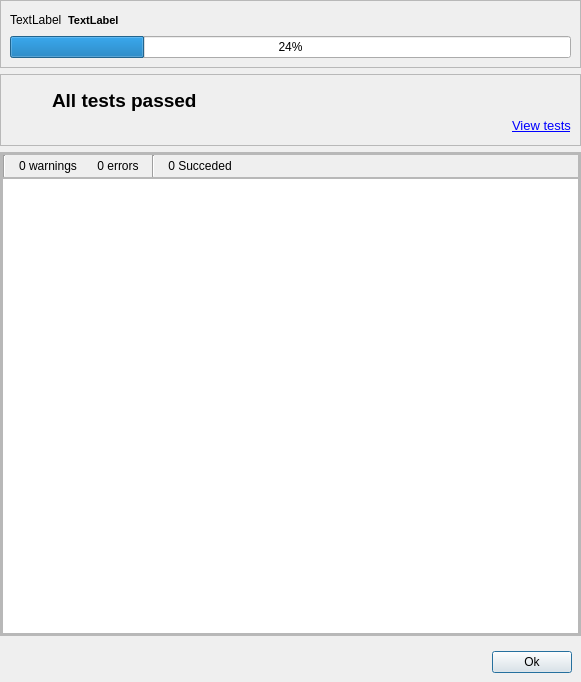
Old version of the form starviewer/src/core/qdiagnosistestbase.ui in the repository starviewer-medical/starviewer.
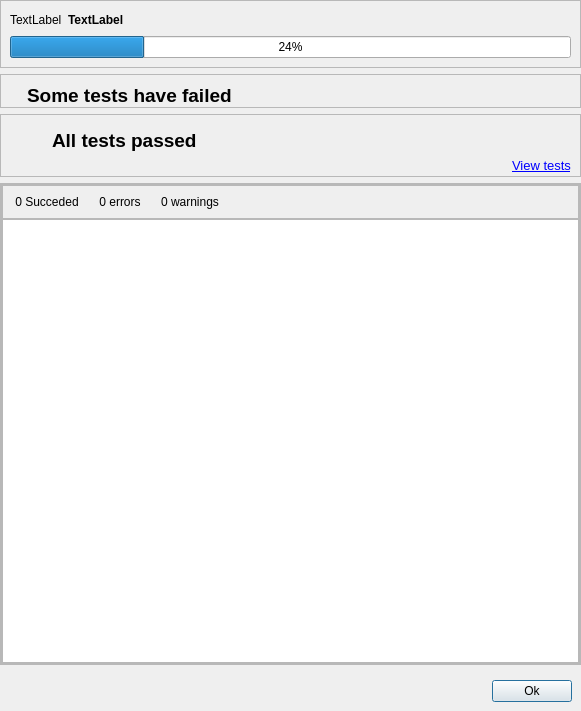
New version of the form. Icons and pictures are not drawn.

Diff of the .ui file:
```diff
--- a/starviewer/src/core/qdiagnosistestbase.ui
+++ b/starviewer/src/core/qdiagnosistestbase.ui
@@ -10,7 +10,7 @@
     <x>0</x>
     <y>0</y>
     <width>581</width>
-    <height>682</height>
+    <height>711</height>
    </rect>
   </property>
   <property name="minimumSize">
@@ -54,7 +54,6 @@
          <widget class="QLabel" name="m_executingTestLabel">
           <property name="font">
            <font>
-            <pointsize>8</pointsize>
             <weight>75</weight>
             <bold>true</bold>
            </font>
@@ -89,7 +88,7 @@
      </layout>
     </widget>
    </item>
-   <item row="1" column="0">
+   <item row="2" column="0">
     <widget class="QFrame" name="m_allTestSuccededFrame">
      <property name="frameShape">
       <enum>QFrame::StyledPanel</enum>
@@ -98,9 +97,18 @@
       <enum>QFrame::Raised</enum>
      </property>
      <layout class="QGridLayout" name="gridLayout_3">
-      <property name="margin">
+      <property name="leftMargin">
        <number>9</number>
       </property>
+      <property name="topMargin">
+       <number>9</number>
+      </property>
+      <property name="rightMargin">
+       <number>9</number>
+      </property>
+      <property name="bottomMargin">
+       <number>0</number>
+      </property>
       <property name="spacing">
        <number>0</number>
       </property>
@@ -198,7 +206,7 @@
      </layout>
     </widget>
    </item>
-   <item row="2" column="0">
+   <item row="3" column="0">
     <widget class="QFrame" name="m_diagnosisTestsResultsFrame">
      <property name="frameShape">
       <enum>QFrame::StyledPanel</enum>
@@ -225,132 +233,11 @@
          <property name="spacing">
           <number>0</number>
          </property>
-         <item row="0" column="0">
-          <widget class="QFrame" name="frame">
-           <property name="styleSheet">
-            <string notr="true">    background-color: qlineargradient(x1: 0, y1: 0, x2: 0, y2: 1,
-                                      stop: 0 rgb(236,233,216), stop: 1 rgb(168, 157, 148));</string>
-           </property>
-           <property name="frameShape">
-            <enum>QFrame::StyledPanel</enum>
-           </property>
-           <property name="frameShadow">
-            <enum>QFrame::Raised</enum>
-           </property>
-           <layout class="QGridLayout" name="gridLayout">
-            <property name="margin">
-             <number>0</number>
-            </property>
-            <item row="0" column="1">
-             <widget class="Line" name="line">
-              <property name="orientation">
-               <enum>Qt::Vertical</enum>
-              </property>
-             </widget>
-            </item>
-            <item row="0" column="6">
-             <widget class="QToolButton" name="m_errorTestsToolButton">
-              <property name="styleSheet">
-               <string notr="true">QToolButton:checked {background-color:rgb(236,233,216);border-style:solid;border-width:1.5px;border-color:gray;}</string>
-              </property>
-              <property name="text">
-               <string>0 errors</string>
-              </property>
-              <property name="icon">
-               <iconset resource="../main/main.qrc">
-                <normaloff>:/images/cancel.png</normaloff>:/images/cancel.png</iconset>
-              </property>
-              <property name="checkable">
-               <bool>true</bool>
-              </property>
-              <property name="checked">
-               <bool>false</bool>
-              </property>
-              <property name="toolButtonStyle">
-               <enum>Qt::ToolButtonTextBesideIcon</enum>
-              </property>
-              <property name="autoRaise">
-               <bool>true</bool>
-              </property>
-             </widget>
-            </item>
-            <item row="0" column="9">
-             <spacer name="horizontalSpacer_8">
-              <property name="orientation">
-               <enum>Qt::Horizontal</enum>
-              </property>
-              <property name="sizeHint" stdset="0">
-               <size>
-                <width>364</width>
-                <height>22</height>
-               </size>
-              </property>
-             </spacer>
-            </item>
-            <item row="0" column="8">
-             <widget class="QToolButton" name="m_succeededTestsToolButton">
-              <property name="styleSheet">
-               <string notr="true">QToolButton:checked {background-color:rgb(236,233,216);border-style:solid;border-width:1.5px;border-color:gray;}</string>
-              </property>
-              <property name="text">
-               <string>0 Succeded</string>
-              </property>
-              <property name="icon">
-               <iconset resource="../main/main.qrc">
-                <normaloff>:/images/button_ok.png</normaloff>:/images/button_ok.png</iconset>
-              </property>
-              <property name="checkable">
-               <bool>true</bool>
-              </property>
-              <property name="checked">
-               <bool>false</bool>
-              </property>
-              <property name="popupMode">
-               <enum>QToolButton::DelayedPopup</enum>
-              </property>
-              <property name="toolButtonStyle">
-               <enum>Qt::ToolButtonTextBesideIcon</enum>
-              </property>
-              <property name="autoRaise">
-               <bool>true</bool>
-              </property>
-             </widget>
-            </item>
-            <item row="0" column="4">
-             <widget class="QToolButton" name="m_warningTestsToolButton">
-              <property name="styleSheet">
-               <string notr="true">QToolButton:checked {background-color:rgb(236,233,216);border-style:solid;border-width:1.5px;border-color:gray;}</string>
-              </property>
-              <property name="text">
-               <string>0 warnings</string>
-              </property>
-              <property name="icon">
-               <iconset resource="../main/main.qrc">
-                <normaloff>:/images/small-warning.png</normaloff>:/images/small-warning.png</iconset>
-              </property>
-              <property name="checkable">
-               <bool>true</bool>
-              </property>
-              <property name="toolButtonStyle">
-               <enum>Qt::ToolButtonTextBesideIcon</enum>
-              </property>
-              <property name="autoRaise">
-               <bool>true</bool>
-              </property>
-             </widget>
-            </item>
-            <item row="0" column="7">
-             <widget class="Line" name="line_2">
-              <property name="orientation">
-               <enum>Qt::Vertical</enum>
-              </property>
-             </widget>
-            </item>
-           </layout>
-          </widget>
-         </item>
-         <item row="1" column="0">
+         <item row="2" column="0">
           <widget class="QTableWidget" name="m_testsResultsTable">
+           <property name="styleSheet">
+            <string notr="true">QTableWidget::item:focus { background-color:transparent;  }</string>
+           </property>
            <property name="frameShape">
             <enum>QFrame::StyledPanel</enum>
            </property>
@@ -358,7 +245,7 @@
             <enum>QFrame::Sunken</enum>
            </property>
            <property name="alternatingRowColors">
-            <bool>true</bool>
+            <bool>false</bool>
            </property>
            <property name="selectionMode">
             <enum>QAbstractItemView::NoSelection</enum>
@@ -391,13 +278,162 @@
            </column>
           </widget>
          </item>
+         <item row="1" column="0">
+          <widget class="QFrame" name="frame">
+           <property name="styleSheet">
+            <string notr="true"/>
+           </property>
+           <property name="frameShape">
+            <enum>QFrame::StyledPanel</enum>
+           </property>
+           <property name="frameShadow">
+            <enum>QFrame::Raised</enum>
+           </property>
+           <layout class="QGridLayout" name="gridLayout">
+            <property name="leftMargin">
+             <number>0</number>
+            </property>
+            <property name="topMargin">
+             <number>3</number>
+            </property>
+            <property name="rightMargin">
+             <number>0</number>
+            </property>
+            <property name="bottomMargin">
+             <number>3</number>
+            </property>
+            <property name="verticalSpacing">
+             <number>6</number>
+            </property>
+            <item row="0" column="0">
+             <spacer name="horizontalSpacer_3">
+              <property name="orientation">
+               <enum>Qt::Horizontal</enum>
+              </property>
+              <property name="sizeType">
+               <enum>QSizePolicy::Fixed</enum>
+              </property>
+              <property name="sizeHint" stdset="0">
+               <size>
+                <width>5</width>
+                <height>20</height>
+               </size>
+              </property>
+             </spacer>
+            </item>
+            <item row="0" column="5">
+             <widget class="QToolButton" name="m_errorTestsToolButton">
+              <property name="minimumSize">
+               <size>
+                <width>0</width>
+                <height>26</height>
+               </size>
+              </property>
+              <property name="text">
+               <string>0 errors</string>
+              </property>
+              <property name="icon">
+               <iconset resource="../main/main.qrc">
+                <normaloff>:/images/cancel.png</normaloff>:/images/cancel.png</iconset>
+              </property>
+              <property name="checkable">
+               <bool>true</bool>
+              </property>
+              <property name="checked">
+               <bool>false</bool>
+              </property>
+              <property name="toolButtonStyle">
+               <enum>Qt::ToolButtonTextBesideIcon</enum>
+              </property>
+              <property name="autoRaise">
+               <bool>true</bool>
+              </property>
+             </widget>
+            </item>
+            <item row="0" column="8">
+             <spacer name="horizontalSpacer_8">
+              <property name="orientation">
+               <enum>Qt::Horizontal</enum>
+              </property>
+              <property name="sizeType">
+               <enum>QSizePolicy::Expanding</enum>
+              </property>
+              <property name="sizeHint" stdset="0">
+               <size>
+                <width>364</width>
+                <height>22</height>
+               </size>
+              </property>
+             </spacer>
+            </item>
+            <item row="0" column="7">
+             <widget class="QToolButton" name="m_warningTestsToolButton">
+              <property name="minimumSize">
+               <size>
+                <width>0</width>
+                <height>26</height>
+               </size>
+              </property>
+              <property name="text">
+               <string>0 warnings</string>
+              </property>
+              <property name="icon">
+               <iconset resource="../main/main.qrc">
+                <normaloff>:/images/small-warning.png</normaloff>:/images/small-warning.png</iconset>
+              </property>
+              <property name="checkable">
+               <bool>true</bool>
+              </property>
+              <property name="toolButtonStyle">
+               <enum>Qt::ToolButtonTextBesideIcon</enum>
+              </property>
+              <property name="autoRaise">
+               <bool>true</bool>
+              </property>
+             </widget>
+            </item>
+            <item row="0" column="1">
+             <widget class="QToolButton" name="m_succeededTestsToolButton">
+              <property name="minimumSize">
+               <size>
+                <width>0</width>
+                <height>26</height>
+               </size>
+              </property>
+              <property name="text">
+               <string>0 Succeded</string>
+              </property>
+              <property name="icon">
+               <iconset resource="../main/main.qrc">
+                <normaloff>:/images/button_ok.png</normaloff>:/images/button_ok.png</iconset>
+              </property>
+              <property name="checkable">
+               <bool>true</bool>
+              </property>
+              <property name="checked">
+               <bool>false</bool>
+              </property>
+              <property name="popupMode">
+               <enum>QToolButton::DelayedPopup</enum>
+              </property>
+              <property name="toolButtonStyle">
+               <enum>Qt::ToolButtonTextBesideIcon</enum>
+              </property>
+              <property name="autoRaise">
+               <bool>true</bool>
+              </property>
+             </widget>
+            </item>
+           </layout>
+          </widget>
+         </item>
         </layout>
        </widget>
       </item>
      </layout>
     </widget>
    </item>
-   <item row="3" column="0">
+   <item row="4" column="0">
     <widget class="QFrame" name="m_closeButtonFrame">
      <property name="frameShape">
       <enum>QFrame::NoFrame</enum>
@@ -429,6 +465,83 @@
      </layout>
     </widget>
    </item>
+   <item row="1" column="0">
+    <widget class="QFrame" name="m_someTestsFailedFrame">
+     <property name="frameShape">
+      <enum>QFrame::StyledPanel</enum>
+     </property>
+     <property name="frameShadow">
+      <enum>QFrame::Raised</enum>
+     </property>
+     <layout class="QGridLayout" name="gridLayout_8">
+      <property name="topMargin">
+       <number>9</number>
+      </property>
+      <property name="bottomMargin">
+       <number>0</number>
+      </property>
+      <property name="spacing">
+       <number>0</number>
+      </property>
+      <item row="0" column="2">
+       <widget class="QLabel" name="label_5">
+        <property name="font">
+         <font>
+          <pointsize>14</pointsize>
+          <weight>75</weight>
+          <bold>true</bold>
+         </font>
+        </property>
+        <property name="text">
+         <string>Some tests have failed</string>
+        </property>
+       </widget>
+      </item>
+      <item row="0" column="0">
+       <widget class="QLabel" name="label">
+        <property name="text">
+         <string/>
+        </property>
+        <property name="pixmap">
+         <pixmap resource="../main/main.qrc">:/images/round-warning.png</pixmap>
+        </property>
+        <property name="scaledContents">
+         <bool>false</bool>
+        </property>
+       </widget>
+      </item>
+      <item row="0" column="3">
+       <spacer name="horizontalSpacer_2">
+        <property name="orientation">
+         <enum>Qt::Horizontal</enum>
+        </property>
+        <property name="sizeHint" stdset="0">
+         <size>
+          <width>40</width>
+          <height>20</height>
+         </size>
+        </property>
+       </spacer>
+      </item>
+      <item row="0" column="1">
+       <spacer name="horizontalSpacer_9">
+        <property name="orientation">
+         <enum>Qt::Horizontal</enum>
+        </property>
+        <property name="sizeType">
+         <enum>QSizePolicy::Fixed</enum>
+        </property>
+        <property name="sizeHint" stdset="0">
+         <size>
+          <width>10</width>
+          <height>20</height>
+         </size>
+        </property>
+       </spacer>
+      </item>
+     </layout>
+    </widget>
+   </item>
   </layout>
  </widget>
  <resources>
```
